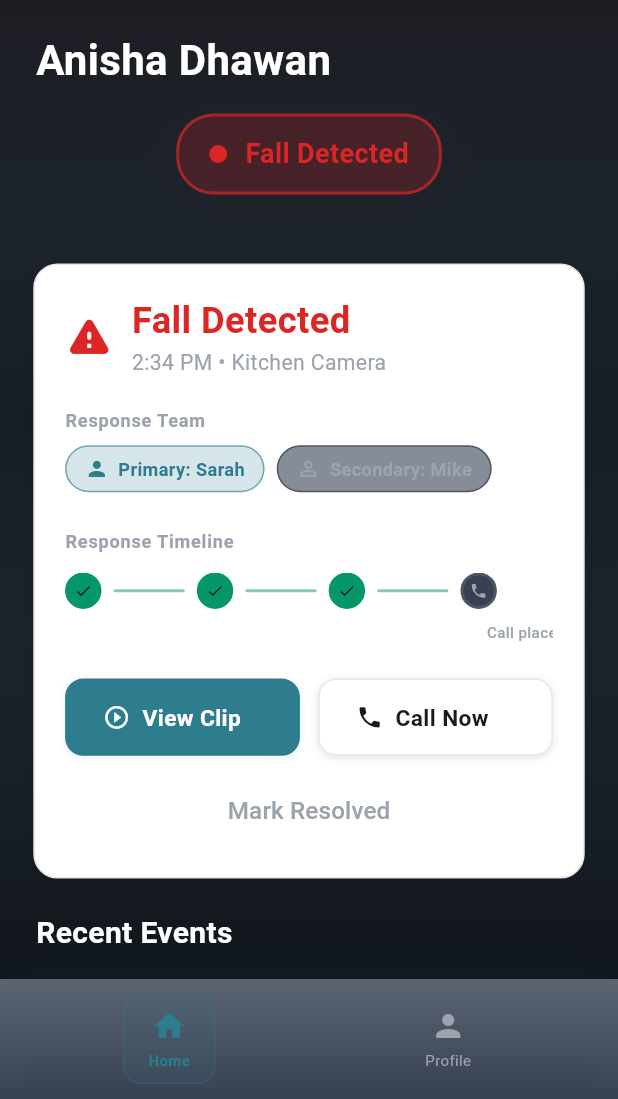
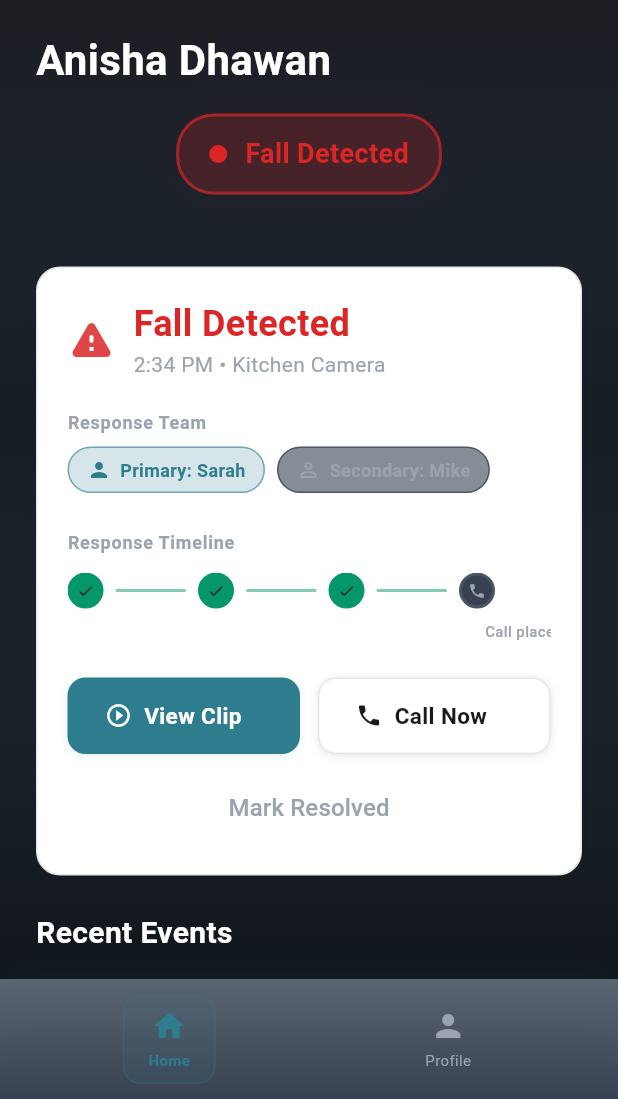
Before and after one commit to saachivar/guardian-angel-ugahacks11, a Flutter app: the screen it shows after launch, on a phone screen of 412 x 824 dp, the part 137-1236 px from its top. Run offline on Flutter 3.47's test engine with Material 3 defaults, Android fonts, the phone set to English and light mode, and no system bars; Roboto replaces fonts that are missing (SF Pro Display).

Commit message:
fix: Remove unprofessional size animation from fall alert card
- Replaced Transform.scale animation with stable fixed-size card
- Only icon opacity pulses now for subtle alert indication
- Professional healthcare UI should not have bouncing elements

```diff
--- a/lib/main.dart
+++ b/lib/main.dart
@@ -1458,22 +1458,24 @@ class _LiveAlertsHomeState extends State<LiveAlertsHome>
   }
 
   Widget _buildActiveAlertCard() {
-    return AnimatedBuilder(
+    return HealthCard(
+      child: Column(
+        crossAxisAlignment: CrossAxisAlignment.start,
+        children: [
+          // Alert header
+          Row(
+            children: [
+              AnimatedBuilder(
                 animation: _pulseController,
                 builder: (context, child) {
-        return Transform.scale(
-          scale: 1.0 + (_pulseController.value * 0.02),
-          child: HealthCard(
-            child: Column(
-              crossAxisAlignment: CrossAxisAlignment.start,
-              children: [
-                // Alert header
-                Row(
-                  children: [
-                    Icon(
+                  return Icon(
                     Icons.warning_rounded,
-                      color: GuardianColors.emergencyRed,
+                    color: GuardianColors.emergencyRed.withOpacity(
+                      0.7 + (_pulseController.value * 0.3)
+                    ),
                     size: 32,
+                  );
+                },
               ),
               const SizedBox(width: 12),
               const Expanded(
@@ -1570,9 +1572,6 @@ class _LiveAlertsHomeState extends State<LiveAlertsHome>
                 ),
               ],
             ),
-          ),
-        );
-      },
     );
   }
 
```
Lines whose indentation alone changed are shown as unchanged.
